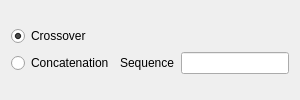
Before: the Qt Designer form AdenitaCoreSE/form/SEConnectSSDNAEditorGUI.ui in edellano/Adenita-SAMSON-Edition, drawn with Qt 5.
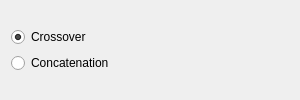
After: the same form once the commit is applied.

```diff
--- a/AdenitaCoreSE/form/SEConnectSSDNAEditorGUI.ui
+++ b/AdenitaCoreSE/form/SEConnectSSDNAEditorGUI.ui
@@ -22,24 +22,7 @@
   <layout class="QVBoxLayout" name="verticalLayout">
    <item>
     <layout class="QGridLayout" name="gridLayout">
-     <item row="1" column="0">
-      <widget class="QRadioButton" name="rdnConcat">
-       <property name="text">
-        <string>Concatenation</string>
-       </property>
-      </widget>
-     </item>
-     <item row="1" column="1">
-      <widget class="QLabel" name="label">
-       <property name="text">
-        <string>Sequence</string>
-       </property>
-      </widget>
-     </item>
-     <item row="1" column="2">
-      <widget class="QLineEdit" name="lineSequence"/>
-     </item>
-     <item row="0" column="0" colspan="3">
+     <item row="0" column="0" colspan="2">
       <widget class="QRadioButton" name="rdnCrossover">
        <property name="text">
         <string>Crossover</string>
@@ -49,6 +32,13 @@
        </property>
       </widget>
      </item>
+     <item row="1" column="0" colspan="2">
+      <widget class="QRadioButton" name="rdnConcat">
+       <property name="text">
+        <string>Concatenation</string>
+       </property>
+      </widget>
+     </item>
     </layout>
    </item>
   </layout>
```
